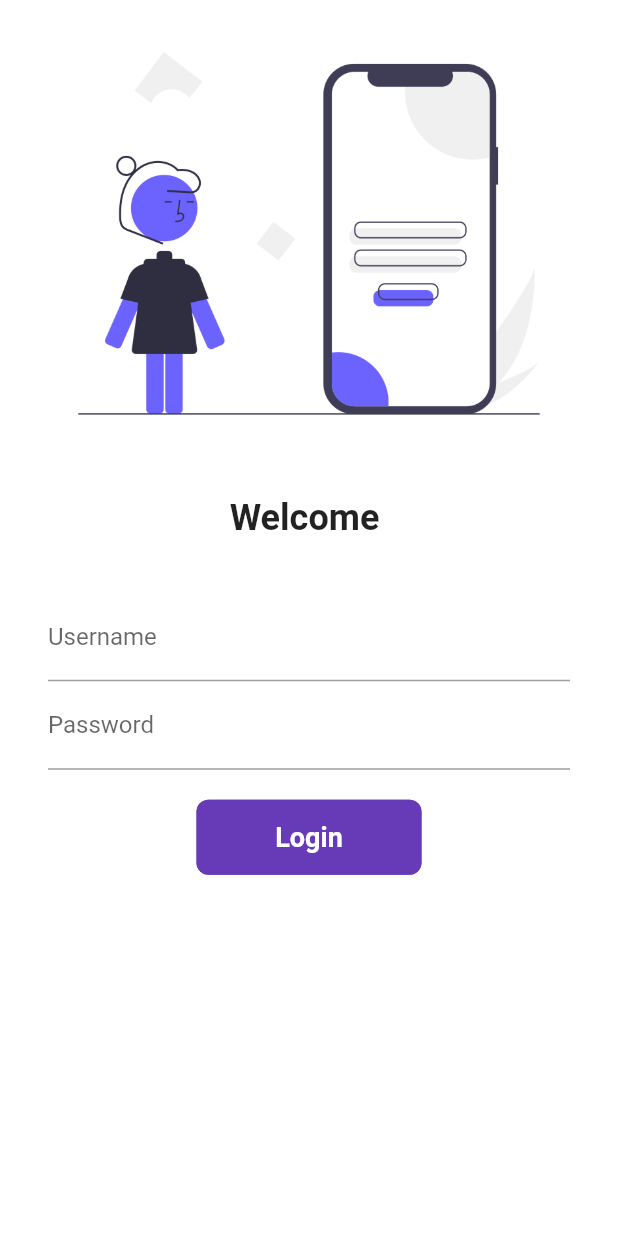
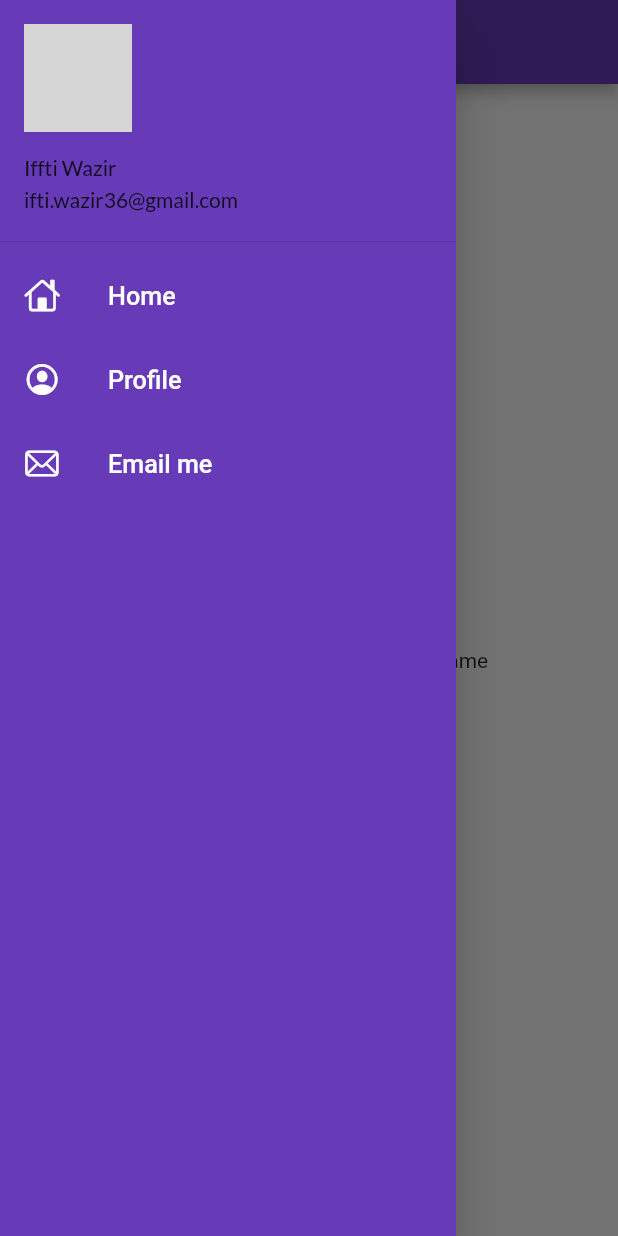
Before and after one commit to iftikh36/Ecommerce_APP, a Flutter app: the screen it shows after launch, with the side drawer open (before the commit the screen has no drawer), on a phone screen of 412 x 824 dp. Run offline on Flutter 3.47's test engine with Material 2 defaults, Android fonts, the phone set to English and light mode, and no system bars; our stand-ins replace google_fonts; network calls fail; grey boxes are pictures that could not be loaded.

Commit message:
Day-7 completed

```diff
--- a/lib/main.dart
+++ b/lib/main.dart
@@ -14,17 +14,18 @@ class MyApp extends StatelessWidget {
     return MaterialApp(
       themeMode: ThemeMode.light,
       theme: ThemeData(
-        primarySwatch: Colors.deepPurple,
-        primaryTextTheme: GoogleFonts.latoTextTheme()),
+          primarySwatch: Colors.deepPurple,
+          primaryTextTheme: GoogleFonts.latoTextTheme()),
       darkTheme: ThemeData(
         brightness: Brightness.dark,
-        ),
+      ),
+      debugShowCheckedModeBanner: false,
+      initialRoute: MyRoutes.homeRoute,
       routes: {
-
-        MyRoutes.homeRoute:(context) => HomePage(),
-        "/login":(context) => LoginPage()
+        MyRoutes.homeRoute: (context) => HomePage(),
+        "/login": (context) => LoginPage()
       },
       home: LoginPage(),
     );
   }
-  }
+}
--- a/lib/pages/home_page.dart
+++ b/lib/pages/home_page.dart
@@ -1,4 +1,5 @@
 import 'package:flutter/material.dart';
+import 'package:flutter_application_1/pages/widgets/drawer.dart';
 
 class HomePage extends StatelessWidget {
   final int days = 30;
@@ -16,7 +17,7 @@ class HomePage extends StatelessWidget {
           child: Text("Welcome to $days days of flutter by name"),
         ), // This trailing comma makes auto-formatting nicer for build methods.
       ),
-      drawer: Drawer(),
+      drawer: MyDrawer(),
     );
   }
 }
--- /dev/null
+++ b/lib/pages/widgets/drawer.dart
@@ -0,0 +1,73 @@
+import 'package:flutter/cupertino.dart';
+import 'package:flutter/material.dart';
+
+class MyDrawer extends StatelessWidget {
+  const MyDrawer({super.key});
+
+  @override
+  Widget build(BuildContext context) {
+    final imageUrl = "https://avatars.githubusercontent.com/u/94034285?v=4";
+    return Drawer(
+      child: Container(
+        color: Colors.deepPurple,
+        child: ListView(
+          padding: EdgeInsets.zero,
+          children: [
+            DrawerHeader(
+
+              padding: EdgeInsets.zero,
+              child: UserAccountsDrawerHeader(
+                margin: EdgeInsets.zero,
+                decoration: BoxDecoration(color: Colors.deepPurple),
+                accountName: Text("Iffti Wazir"),
+                accountEmail: Text("ifti.wazir36@gmail.com"),
+                currentAccountPicture: CircleAvatar(
+                  backgroundImage: NetworkImage(imageUrl),
+                ),
+              ),
+            ),
+            ListTile(
+              leading: Icon(
+                CupertinoIcons.home,
+                color: Colors.white,
+              ),
+              title: Text(
+                "Home",
+                textScaleFactor: 1.2,
+                style: TextStyle(
+                  color: Colors.white,
+                ),
+              ),
+            ),
+            ListTile(
+              leading: Icon(
+                CupertinoIcons.profile_circled,
+                color: Colors.white,
+              ),
+              title: Text(
+                "Profile",
+                textScaleFactor: 1.2,
+                style: TextStyle(
+                  color: Colors.white,
+                ),
+          ),
+            ),
+            ListTile(
+              leading: Icon(
+                CupertinoIcons.mail,
+                color: Colors.white,
+              ),
+              title: Text(
+                "Email me",
+                textScaleFactor: 1.2,
+                style: TextStyle(
+                  color: Colors.white,
+                ),
+              ),
+            )
+          ],
+        ),
+      ),
+    );
+  }
+}
```
